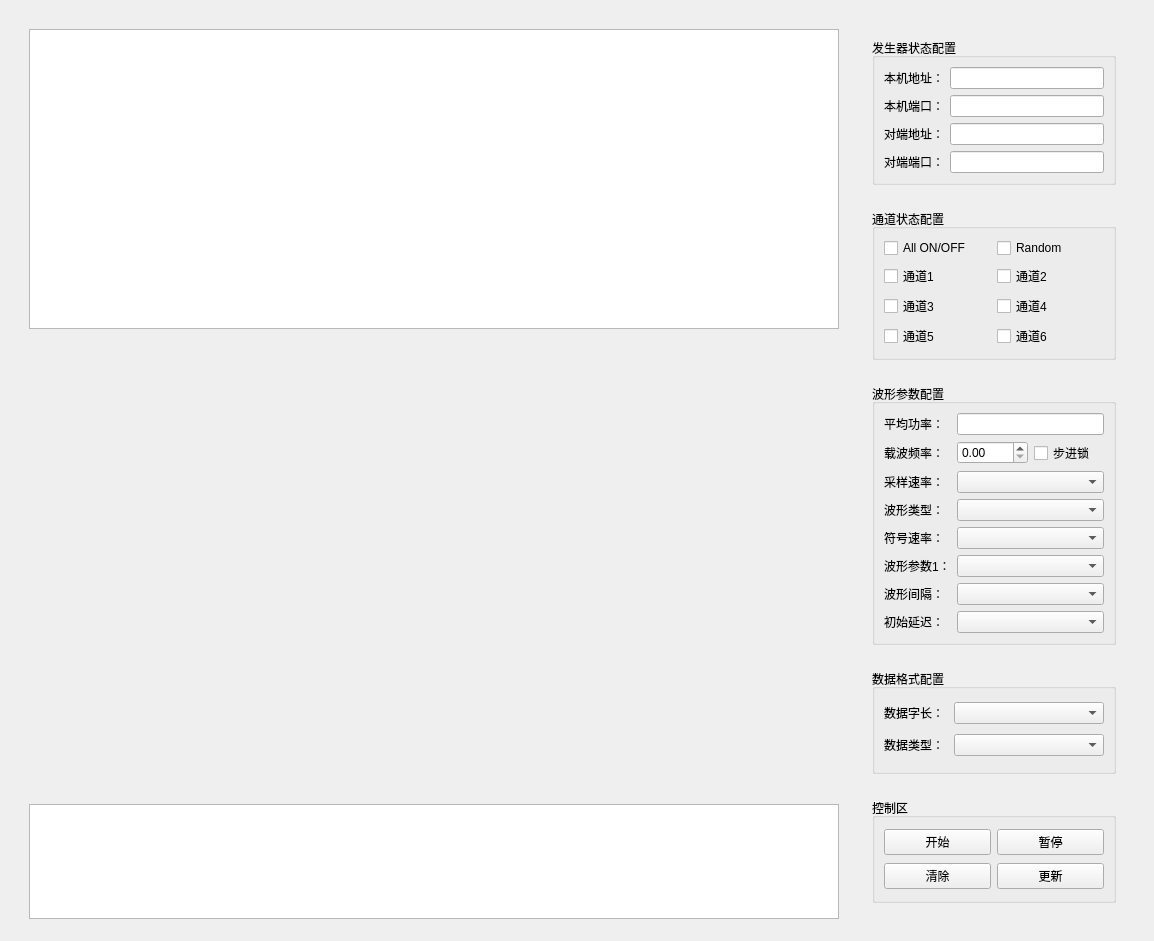
First picture: the form in src/udp_modem/udp_modem_widget.ui, repository noonafter/vlf, before the edit.
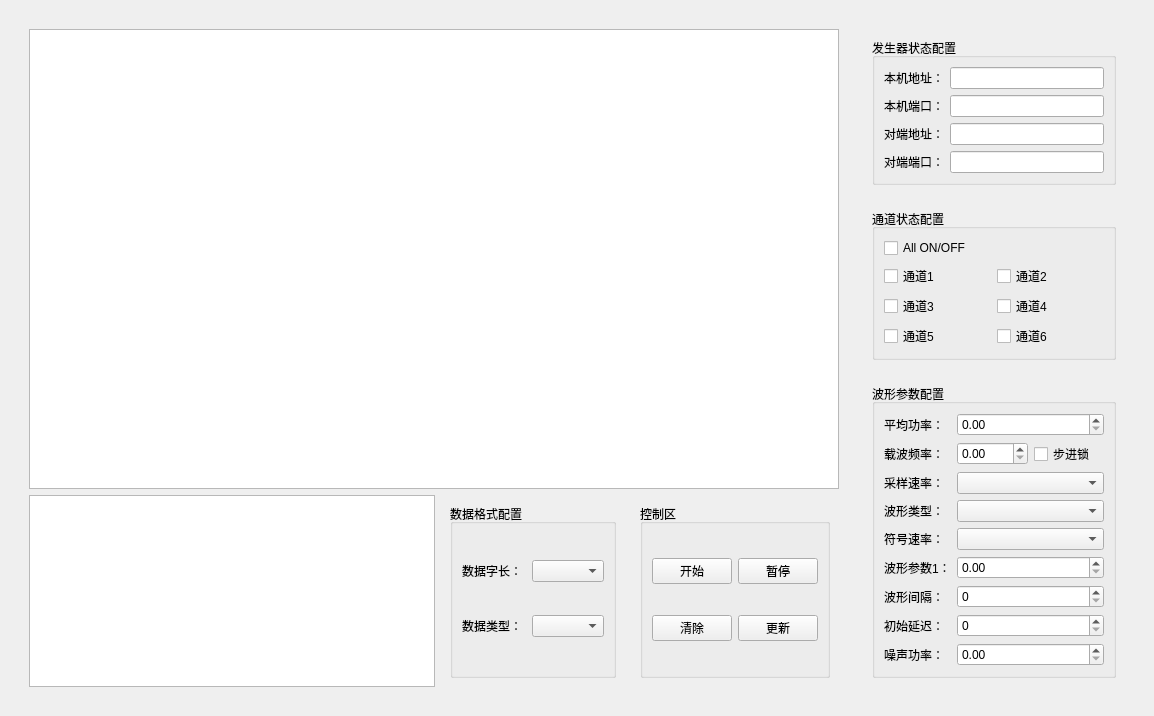
Second picture: the form after the edit. Custom widgets are drawn as their Qt base class.

Commit message: 1. 完成channel开关模块逻辑。顺便搞清楚json文件中只放控件属性和初始值，理清楚软件工作逻辑，依次完成setupUi，完成connect，读取json配置文件，按照读取的属性更新控件

What changed in the file:
```diff
--- a/src/udp_modem/udp_modem_widget.ui
+++ b/src/udp_modem/udp_modem_widget.ui
@@ -7,7 +7,7 @@
     <x>0</x>
     <y>0</y>
     <width>1150</width>
-    <height>941</height>
+    <height>624</height>
    </rect>
   </property>
   <property name="windowTitle">
@@ -25,11 +25,11 @@
      <layout class="QHBoxLayout" name="horizontalLayout_2">
       <item>
        <widget class="QWidget" name="widget_display" native="true">
-        <layout class="QVBoxLayout" name="verticalLayout_4">
-         <item>
+        <layout class="QGridLayout" name="gridLayout_7">
+         <item row="0" column="0" colspan="3">
           <widget class="QTableWidget" name="tableWidget">
            <property name="sizePolicy">
-            <sizepolicy hsizetype="Expanding" vsizetype="Preferred">
+            <sizepolicy hsizetype="Expanding" vsizetype="Expanding">
              <horstretch>0</horstretch>
              <verstretch>0</verstretch>
             </sizepolicy>
@@ -42,38 +42,130 @@
            </property>
           </widget>
          </item>
-         <item>
-          <widget class="QWidget" name="widget_9" native="true">
-           <property name="sizePolicy">
-            <sizepolicy hsizetype="Preferred" vsizetype="Expanding">
-             <horstretch>0</horstretch>
-             <verstretch>0</verstretch>
-            </sizepolicy>
-           </property>
-           <property name="minimumSize">
-            <size>
-             <width>0</width>
-             <height>350</height>
-            </size>
-           </property>
-          </widget>
-         </item>
-         <item>
+         <item row="1" column="0">
           <widget class="QTextEdit" name="textEdit">
+           <property name="sizePolicy">
+            <sizepolicy hsizetype="Expanding" vsizetype="Preferred">
+             <horstretch>0</horstretch>
+             <verstretch>0</verstretch>
+            </sizepolicy>
+           </property>
            <property name="minimumSize">
             <size>
              <width>0</width>
-             <height>115</height>
+             <height>0</height>
             </size>
            </property>
            <property name="maximumSize">
             <size>
              <width>16777215</width>
-             <height>100</height>
+             <height>16777215</height>
             </size>
            </property>
           </widget>
          </item>
+         <item row="1" column="1">
+          <widget class="QWidget" name="widget_3" native="true">
+           <layout class="QHBoxLayout" name="horizontalLayout">
+            <item>
+             <widget class="QGroupBox" name="groupBox_4">
+              <property name="title">
+               <string>数据格式配置</string>
+              </property>
+              <layout class="QGridLayout" name="gridLayout_5">
+               <item row="0" column="0">
+                <widget class="QLabel" name="label_13">
+                 <property name="sizePolicy">
+                  <sizepolicy hsizetype="Fixed" vsizetype="Preferred">
+                   <horstretch>0</horstretch>
+                   <verstretch>0</verstretch>
+                  </sizepolicy>
+                 </property>
+                 <property name="text">
+                  <string>数据字长： </string>
+                 </property>
+                </widget>
+               </item>
+               <item row="0" column="1">
+                <widget class="QComboBox" name="comboBox_word_len"/>
+               </item>
+               <item row="1" column="0">
+                <widget class="QLabel" name="label_14">
+                 <property name="sizePolicy">
+                  <sizepolicy hsizetype="Fixed" vsizetype="Preferred">
+                   <horstretch>0</horstretch>
+                   <verstretch>0</verstretch>
+                  </sizepolicy>
+                 </property>
+                 <property name="text">
+                  <string>数据类型：</string>
+                 </property>
+                </widget>
+               </item>
+               <item row="1" column="1">
+                <widget class="QComboBox" name="comboBox_data_iq"/>
+               </item>
+              </layout>
+             </widget>
+            </item>
+           </layout>
+          </widget>
+         </item>
+         <item row="1" column="2">
+          <widget class="QWidget" name="widget" native="true">
+           <property name="minimumSize">
+            <size>
+             <width>0</width>
+             <height>110</height>
+            </size>
+           </property>
+           <layout class="QHBoxLayout" name="horizontalLayout_4">
+            <item>
+             <widget class="QGroupBox" name="groupBox_5">
+              <property name="minimumSize">
+               <size>
+                <width>0</width>
+                <height>0</height>
+               </size>
+              </property>
+              <property name="title">
+               <string>控制区</string>
+              </property>
+              <layout class="QGridLayout" name="gridLayout_6">
+               <item row="0" column="0">
+                <widget class="QPushButton" name="pushButton">
+                 <property name="text">
+                  <string>开始</string>
+                 </property>
+                </widget>
+               </item>
+               <item row="0" column="1">
+                <widget class="QPushButton" name="pushButton_2">
+                 <property name="text">
+                  <string>暂停</string>
+                 </property>
+                </widget>
+               </item>
+               <item row="1" column="0">
+                <widget class="QPushButton" name="pushButton_3">
+                 <property name="text">
+                  <string>清除</string>
+                 </property>
+                </widget>
+               </item>
+               <item row="1" column="1">
+                <widget class="QPushButton" name="pushButton_4">
+                 <property name="text">
+                  <string>更新</string>
+                 </property>
+                </widget>
+               </item>
+              </layout>
+             </widget>
+            </item>
+           </layout>
+          </widget>
+         </item>
         </layout>
        </widget>
       </item>
@@ -156,20 +248,27 @@
                <string>通道状态配置</string>
               </property>
               <layout class="QGridLayout" name="gridLayout_2">
+               <item row="2" column="0">
+                <widget class="QCheckBox" name="checkBox_ch3">
+                 <property name="text">
+                  <string>通道3</string>
+                 </property>
+                </widget>
+               </item>
+               <item row="3" column="1">
+                <widget class="QCheckBox" name="checkBox_ch6">
+                 <property name="text">
+                  <string>通道6</string>
+                 </property>
+                </widget>
+               </item>
                <item row="0" column="0">
-                <widget class="QCheckBox" name="checkBox">
+                <widget class="QCheckBox" name="checkBox_all_channel_on">
                  <property name="text">
                   <string>All ON/OFF</string>
                  </property>
                 </widget>
                </item>
-               <item row="0" column="1">
-                <widget class="QCheckBox" name="checkBox_2">
-                 <property name="text">
-                  <string>Random</string>
-                 </property>
-                </widget>
-               </item>
                <item row="1" column="0">
                 <widget class="QCheckBox" name="checkBox_ch1">
                  <property name="text">
@@ -177,20 +276,6 @@
                  </property>
                 </widget>
                </item>
-               <item row="1" column="1">
-                <widget class="QCheckBox" name="checkBox_ch2">
-                 <property name="text">
-                  <string>通道2</string>
-                 </property>
-                </widget>
-               </item>
-               <item row="2" column="0">
-                <widget class="QCheckBox" name="checkBox_ch3">
-                 <property name="text">
-                  <string>通道3</string>
-                 </property>
-                </widget>
-               </item>
                <item row="2" column="1">
                 <widget class="QCheckBox" name="checkBox_ch4">
                  <property name="text">
@@ -205,10 +290,10 @@
                  </property>
                 </widget>
                </item>
-               <item row="3" column="1">
-                <widget class="QCheckBox" name="checkBox_ch6">
+               <item row="1" column="1">
+                <widget class="QCheckBox" name="checkBox_ch2">
                  <property name="text">
-                  <string>通道6</string>
+                  <string>通道2</string>
                  </property>
                 </widget>
                </item>
@@ -227,24 +312,27 @@
                <string>波形参数配置</string>
               </property>
               <layout class="QGridLayout" name="gridLayout_4">
-               <item row="0" column="0">
-                <widget class="QLabel" name="label_15">
-                 <property name="sizePolicy">
-                  <sizepolicy hsizetype="Fixed" vsizetype="Preferred">
-                   <horstretch>0</horstretch>
-                   <verstretch>0</verstretch>
-                  </sizepolicy>
-                 </property>
+               <item row="8" column="1" colspan="2">
+                <widget class="QDoubleSpinBox" name="doubleSpinBox"/>
+               </item>
+               <item row="8" column="0">
+                <widget class="QLabel" name="label">
                  <property name="text">
-                  <string>平均功率：</string>
+                  <string>噪声功率：</string>
                  </property>
                 </widget>
                </item>
-               <item row="0" column="1" colspan="2">
-                <widget class="QLineEdit" name="lineEdit_5"/>
+               <item row="3" column="1" colspan="2">
+                <widget class="QComboBox" name="comboBox_4"/>
                </item>
-               <item row="1" column="0">
-                <widget class="QLabel" name="label_6">
+               <item row="6" column="1" colspan="2">
+                <widget class="QSpinBox" name="spinBox"/>
+               </item>
+               <item row="5" column="1" colspan="2">
+                <widget class="QDoubleSpinBox" name="doubleSpinBox_3"/>
+               </item>
+               <item row="6" column="0">
+                <widget class="QLabel" name="label_7">
                  <property name="sizePolicy">
                   <sizepolicy hsizetype="Fixed" vsizetype="Preferred">
                    <horstretch>0</horstretch>
@@ -252,13 +340,10 @@
                   </sizepolicy>
                  </property>
                  <property name="text">
-                  <string>载波频率：</string>
+                  <string>波形间隔：</string>
                  </property>
                 </widget>
                </item>
-               <item row="1" column="1">
-                <widget class="FreqSpinBox" name="doubleSpinBox_carrier_freq"/>
-               </item>
                <item row="1" column="2">
                 <widget class="QCheckBox" name="checkBox_freqset">
                  <property name="text">
@@ -266,21 +351,8 @@
                  </property>
                 </widget>
                </item>
-               <item row="2" column="0">
-                <widget class="QLabel" name="label_9">
-                 <property name="sizePolicy">
-                  <sizepolicy hsizetype="Fixed" vsizetype="Preferred">
-                   <horstretch>0</horstretch>
-                   <verstretch>0</verstretch>
-                  </sizepolicy>
-                 </property>
-                 <property name="text">
-                  <string>采样速率：</string>
-                 </property>
-                </widget>
-               </item>
-               <item row="2" column="1" colspan="2">
-                <widget class="QComboBox" name="comboBox_3"/>
+               <item row="4" column="1" colspan="2">
+                <widget class="QComboBox" name="comboBox_5"/>
                </item>
                <item row="3" column="0">
                 <widget class="QLabel" name="label_10">
@@ -295,8 +367,47 @@
                  </property>
                 </widget>
                </item>
-               <item row="3" column="1" colspan="2">
-                <widget class="QComboBox" name="comboBox_4"/>
+               <item row="7" column="0">
+                <widget class="QLabel" name="label_8">
+                 <property name="sizePolicy">
+                  <sizepolicy hsizetype="Fixed" vsizetype="Preferred">
+                   <horstretch>0</horstretch>
+                   <verstretch>0</verstretch>
+                  </sizepolicy>
+                 </property>
+                 <property name="text">
+                  <string>初始延迟：</string>
+                 </property>
+                </widget>
+               </item>
+               <item row="0" column="0">
+                <widget class="QLabel" name="label_15">
+                 <property name="sizePolicy">
+                  <sizepolicy hsizetype="Fixed" vsizetype="Preferred">
+                   <horstretch>0</horstretch>
+                   <verstretch>0</verstretch>
+                  </sizepolicy>
+                 </property>
+                 <property name="text">
+                  <string>平均功率：</string>
+                 </property>
+                </widget>
+               </item>
+               <item row="1" column="0">
+                <widget class="QLabel" name="label_6">
+                 <property name="sizePolicy">
+                  <sizepolicy hsizetype="Fixed" vsizetype="Preferred">
+                   <horstretch>0</horstretch>
+                   <verstretch>0</verstretch>
+                  </sizepolicy>
+                 </property>
+                 <property name="text">
+                  <string>载波频率：</string>
+                 </property>
+                </widget>
+               </item>
+               <item row="0" column="1" colspan="2">
+                <widget class="QDoubleSpinBox" name="doubleSpinBox_2"/>
                </item>
                <item row="4" column="0">
                 <widget class="QLabel" name="label_11">
@@ -311,8 +422,11 @@
                  </property>
                 </widget>
                </item>
-               <item row="4" column="1" colspan="2">
-                <widget class="QComboBox" name="comboBox_5"/>
+               <item row="7" column="1" colspan="2">
+                <widget class="QSpinBox" name="spinBox_2"/>
+               </item>
+               <item row="1" column="1">
+                <widget class="FreqSpinBox" name="doubleSpinBox_carrier_freq"/>
                </item>
                <item row="5" column="0">
                 <widget class="QLabel" name="label_12">
@@ -327,11 +441,11 @@
                  </property>
                 </widget>
                </item>
-               <item row="5" column="1" colspan="2">
-                <widget class="QComboBox" name="comboBox_6"/>
+               <item row="2" column="1" colspan="2">
+                <widget class="QComboBox" name="comboBox_3"/>
                </item>
-               <item row="6" column="0">
-                <widget class="QLabel" name="label_7">
+               <item row="2" column="0">
+                <widget class="QLabel" name="label_9">
                  <property name="sizePolicy">
                   <sizepolicy hsizetype="Fixed" vsizetype="Preferred">
                    <horstretch>0</horstretch>
@@ -339,128 +453,7 @@
                   </sizepolicy>
                  </property>
                  <property name="text">
-                  <string>波形间隔：</string>
-                 </property>
-                </widget>
-               </item>
-               <item row="6" column="1" colspan="2">
-                <widget class="QComboBox" name="comboBox_7"/>
-               </item>
-               <item row="7" column="0">
-                <widget class="QLabel" name="label_8">
-                 <property name="sizePolicy">
-                  <sizepolicy hsizetype="Fixed" vsizetype="Preferred">
-                   <horstretch>0</horstretch>
-                   <verstretch>0</verstretch>
-                  </sizepolicy>
-                 </property>
-                 <property name="text">
-                  <string>初始延迟：</string>
-                 </property>
-                </widget>
-               </item>
-               <item row="7" column="1" colspan="2">
-                <widget class="QComboBox" name="comboBox_8"/>
-               </item>
-              </layout>
-             </widget>
-            </item>
-           </layout>
-          </widget>
-         </item>
-         <item>
-          <widget class="QWidget" name="widget_3" native="true">
-           <layout class="QHBoxLayout" name="horizontalLayout">
-            <item>
-             <widget class="QGroupBox" name="groupBox_4">
-              <property name="title">
-               <string>数据格式配置</string>
-              </property>
-              <layout class="QGridLayout" name="gridLayout_5">
-               <item row="0" column="0">
-                <widget class="QLabel" name="label_13">
-                 <property name="sizePolicy">
-                  <sizepolicy hsizetype="Fixed" vsizetype="Preferred">
-                   <horstretch>0</horstretch>
-                   <verstretch>0</verstretch>
-                  </sizepolicy>
-                 </property>
-                 <property name="text">
-                  <string>数据字长： </string>
-                 </property>
-                </widget>
-               </item>
-               <item row="0" column="1">
-                <widget class="QComboBox" name="comboBox_word_len"/>
-               </item>
-               <item row="1" column="0">
-                <widget class="QLabel" name="label_14">
-                 <property name="sizePolicy">
-                  <sizepolicy hsizetype="Fixed" vsizetype="Preferred">
-                   <horstretch>0</horstretch>
-                   <verstretch>0</verstretch>
-                  </sizepolicy>
-                 </property>
-                 <property name="text">
-                  <string>数据类型：</string>
-                 </property>
-                </widget>
-               </item>
-               <item row="1" column="1">
-                <widget class="QComboBox" name="comboBox_data_iq"/>
-               </item>
-              </layout>
-             </widget>
-            </item>
-           </layout>
-          </widget>
-         </item>
-         <item>
-          <widget class="QWidget" name="widget" native="true">
-           <property name="minimumSize">
-            <size>
-             <width>0</width>
-             <height>110</height>
-            </size>
-           </property>
-           <layout class="QHBoxLayout" name="horizontalLayout_4">
-            <item>
-             <widget class="QGroupBox" name="groupBox_5">
-              <property name="minimumSize">
-               <size>
-                <width>0</width>
-                <height>0</height>
-               </size>
-              </property>
-              <property name="title">
-               <string>控制区</string>
-              </property>
-              <layout class="QGridLayout" name="gridLayout_6">
-               <item row="0" column="0">
-                <widget class="QPushButton" name="pushButton">
-                 <property name="text">
-                  <string>开始</string>
-                 </property>
-                </widget>
-               </item>
-               <item row="0" column="1">
-                <widget class="QPushButton" name="pushButton_2">
-                 <property name="text">
-                  <string>暂停</string>
-                 </property>
-                </widget>
-               </item>
-               <item row="1" column="0">
-                <widget class="QPushButton" name="pushButton_3">
-                 <property name="text">
-                  <string>清除</string>
-                 </property>
-                </widget>
-               </item>
-               <item row="1" column="1">
-                <widget class="QPushButton" name="pushButton_4">
-                 <property name="text">
-                  <string>更新</string>
+                  <string>采样速率：</string>
                  </property>
                 </widget>
                </item>
```
The commit also changes 2 other files.
